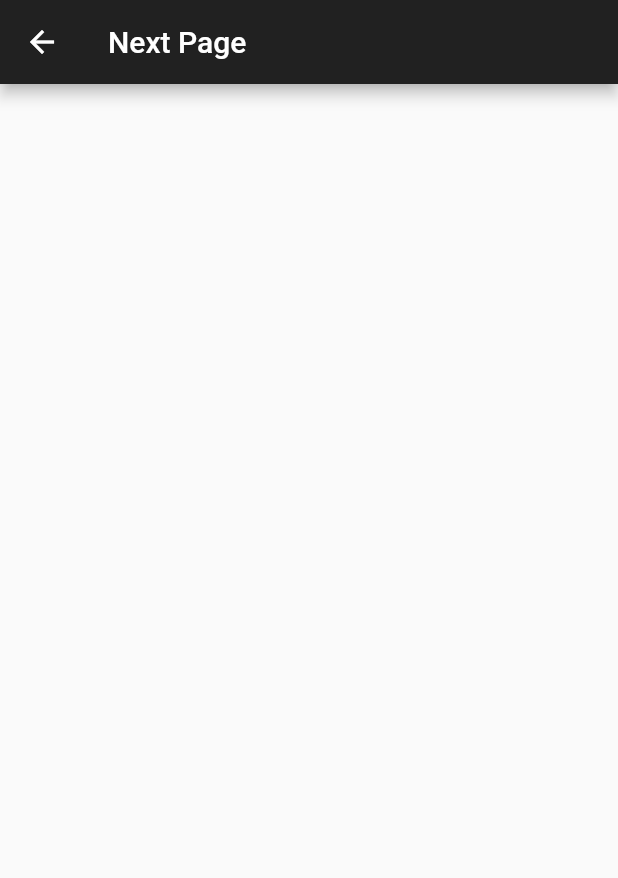
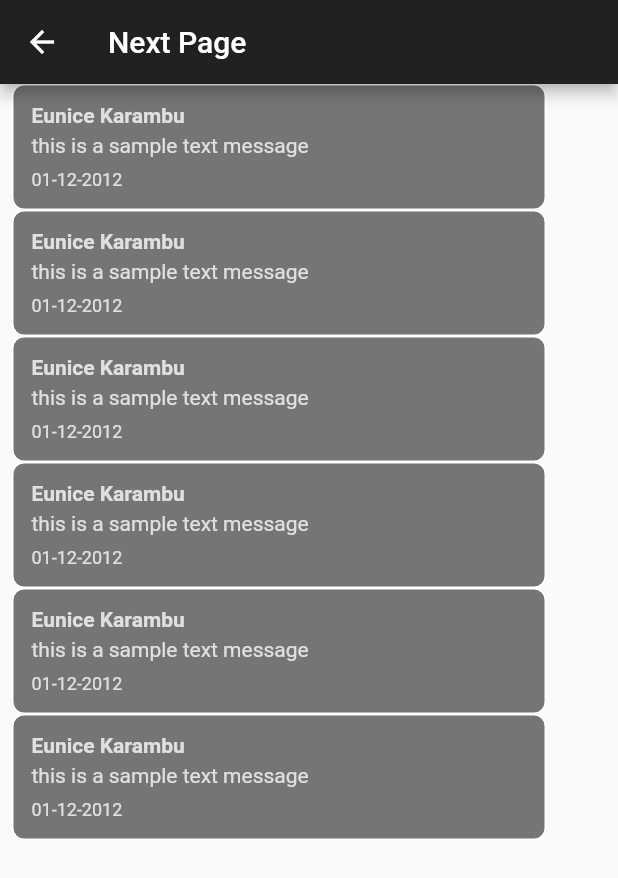
Before and after one commit to JunioDo/site-management-app, a Flutter app: the MobileClientMessages screen opened directly, on a phone screen of 412 x 824 dp. Shown: the top 878 px of the screen. Run offline on Flutter 3.47's test engine with Material 2 defaults, Android fonts, the phone set to English and light mode, and no system bars.

Commit message:
Add files via upload
Created new utilities for the messages section as follows:
1. new text bubble utilities

```diff
--- a/lib/Messages/ClientMessages/client_messages.dart
+++ b/lib/Messages/ClientMessages/client_messages.dart
@@ -25,12 +25,10 @@ class MobileClientMessages extends StatelessWidget {
           child: ListView.builder(
             itemCount: 6,
             itemBuilder: (context, index) {
-              return ClientMessageBox(
-                clientName: "June Cosmo",
-                clientMessage:
-                    "Look unto the sky, the wild expanse of brilliance through the black canvas. The deep cold expanse, so bright through the dark",
-                timeStamp: '05 - 11 - 2003',
-              );
+              return TextBubble(
+                  message: "this is a sample text message",
+                  sender: "Eunice Karambu",
+                  time: "01-12-2012");
             },
           ),
         )
--- a/lib/Messages/MessageUtilities/client_message_utilities.dart
+++ b/lib/Messages/MessageUtilities/client_message_utilities.dart
@@ -1,70 +1,58 @@
 import 'package:flutter/material.dart';
 
-class ClientMessageBox extends StatefulWidget {
-  String clientName;
-  String clientMessage;
-  String timeStamp;
-  ClientMessageBox(
-      {required this.clientName,
-      required this.clientMessage,
-      required this.timeStamp});
+
+class TextBubble extends StatelessWidget {
+  final String message;
+  final String sender;
+  final String time;
+
+  TextBubble({required this.message, required this.sender, required this.time});
 
   @override
-  State<ClientMessageBox> createState() => _ClientMessageBoxState();
-}
+  Widget build(BuildContext context) {
+    final isUser = sender.toLowerCase() == "user";
+    final bubbleColor = isUser ? Colors.grey[300] : Colors.grey[600];
+    final outlineColor = isUser ? Colors.grey : Colors.white;
+    final textColor = isUser ? Colors.grey[900] : Colors.grey[300];
 
-class _ClientMessageBoxState extends State<ClientMessageBox> {
-  @override
-  Widget build(BuildContext context) {
-    return Row(
-      mainAxisAlignment: MainAxisAlignment.spaceBetween,
-      crossAxisAlignment: CrossAxisAlignment.center,
-      children: <Widget>[
-        Container(
-
-        )
-      ],
+    return Container(
+      margin: EdgeInsets.only(
+        left: isUser ? 48.0 : 8.0,
+        right: isUser ? 8.0 : 48.0,
+      ),
+      padding: EdgeInsets.all(12.0),
+      decoration: BoxDecoration(
+        color: bubbleColor,
+        borderRadius: BorderRadius.circular(8.0),
+        border: Border.all(color: outlineColor),
+      ),
+      child: Column(
+        crossAxisAlignment: CrossAxisAlignment.start,
+        children: [
+          Text(
+            sender,
+            style: TextStyle(
+              color: textColor,
+              fontWeight: FontWeight.bold,
+            ),
+          ),
+          SizedBox(height: 4.0),
+          Text(
+            message,
+            style: TextStyle(
+              color: textColor,
+            ),
+          ),
+          SizedBox(height: 8.0),
+          Text(
+            time,
+            style: TextStyle(
+              color: textColor,
+              fontSize: 12.0,
+            ),
+          ),
+        ],
+      ),
     );
   }
 }
-
-
-class MessageBubble extends StatelessWidget {
-  //String clientName;
-  //String clientMessage;
-  //String timeStamp;
-  final String message;
-  final bool isMe;
-  final Key key;
-
-  MessageBubble({required this.message, required this.isMe, required this.key});
-
-  @override
-  Widget build(BuildContext context) {
-    return Row(
-      mainAxisAlignment: isMe ? MainAxisAlignment.end : MainAxisAlignment.start,
-      children: [
-        Container(
-          padding: EdgeInsets.symmetric(vertical: 10, horizontal: 16),
-          margin: EdgeInsets.symmetric(vertical: 4, horizontal: 8),
-          width: MediaQuery.of(context).size.width * 0.6,
-          decoration: BoxDecoration(
-            color: isMe ? Colors.blue[300] : Colors.grey[300],
-            borderRadius: BorderRadius.only(
-              topLeft: Radius.circular(12),
-              topRight: Radius.circular(12),
-              bottomLeft: isMe ? Radius.circular(12) : Radius.zero,
-              bottomRight: isMe ? Radius.zero : Radius.circular(12),
-            ),
-          ),
-          child: Text(
-            message,
-            style: TextStyle(
-              color: isMe ? Colors.white : Colors.black,
-            ),
-          ),
-        ),
-      ],
-    );
-  }
-}
```
